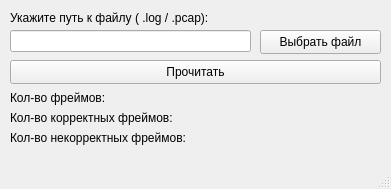
Andrew-McCarthy-Zver/frames_reader, file mainwindow.ui: the form before one commit.
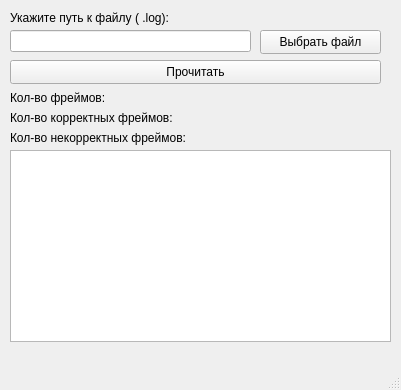
The form after the commit.

```diff
--- a/mainwindow.ui
+++ b/mainwindow.ui
@@ -6,8 +6,8 @@
    <rect>
     <x>0</x>
     <y>0</y>
-    <width>391</width>
-    <height>189</height>
+    <width>401</width>
+    <height>390</height>
    </rect>
   </property>
   <property name="windowTitle">
@@ -19,12 +19,12 @@
      <rect>
       <x>10</x>
       <y>10</y>
-      <width>241</width>
+      <width>161</width>
       <height>16</height>
      </rect>
     </property>
     <property name="text">
-     <string>Укажите путь к файлу ( .log / .pcap):</string>
+     <string>Укажите путь к файлу ( .log): </string>
     </property>
    </widget>
    <widget class="QLineEdit" name="lineEdit">
@@ -144,6 +144,16 @@
      <string>Выбрать файл</string>
     </property>
    </widget>
+   <widget class="QTextBrowser" name="textBrowser">
+    <property name="geometry">
+     <rect>
+      <x>10</x>
+      <y>150</y>
+      <width>381</width>
+      <height>192</height>
+     </rect>
+    </property>
+   </widget>
   </widget>
   <widget class="QMenuBar" name="menubar">
    <property name="geometry">
```
Left out of the diff: 2 changed lines with no effect on the pictures.
